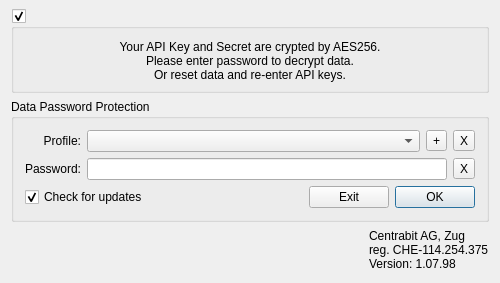
The window that src/passworddialog.ui (JulyIghor/QtBitcoinTrader) describes before a commit, drawn with Qt 5.
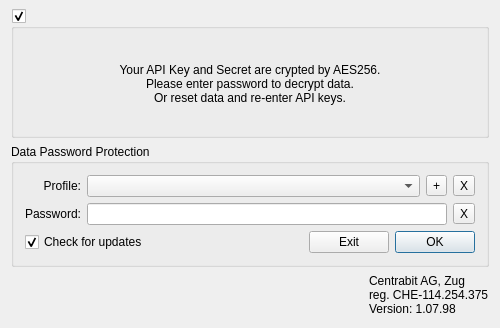
The same window after the commit. Icons and pictures are not drawn.

What changed in the file:
```diff
--- a/src/passworddialog.ui
+++ b/src/passworddialog.ui
@@ -7,7 +7,7 @@
     <x>0</x>
     <y>0</y>
     <width>500</width>
-    <height>263</height>
+    <height>328</height>
    </rect>
   </property>
   <property name="minimumSize">
```
Left out of the diff: 46 changed lines with no effect on the pictures.
